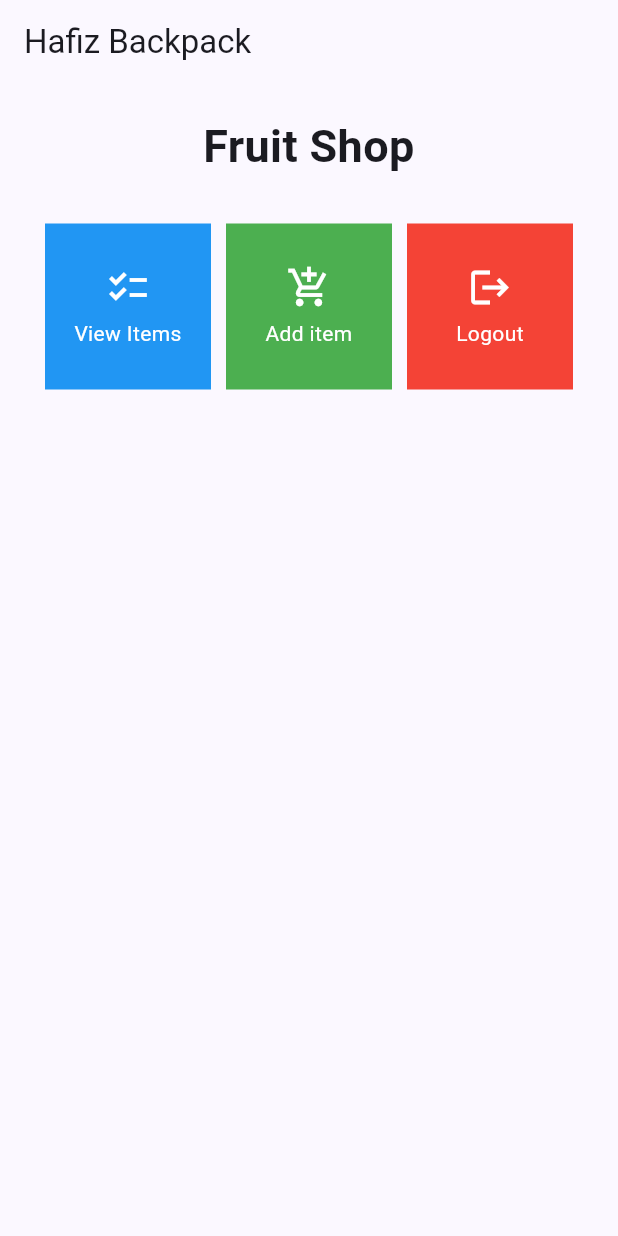
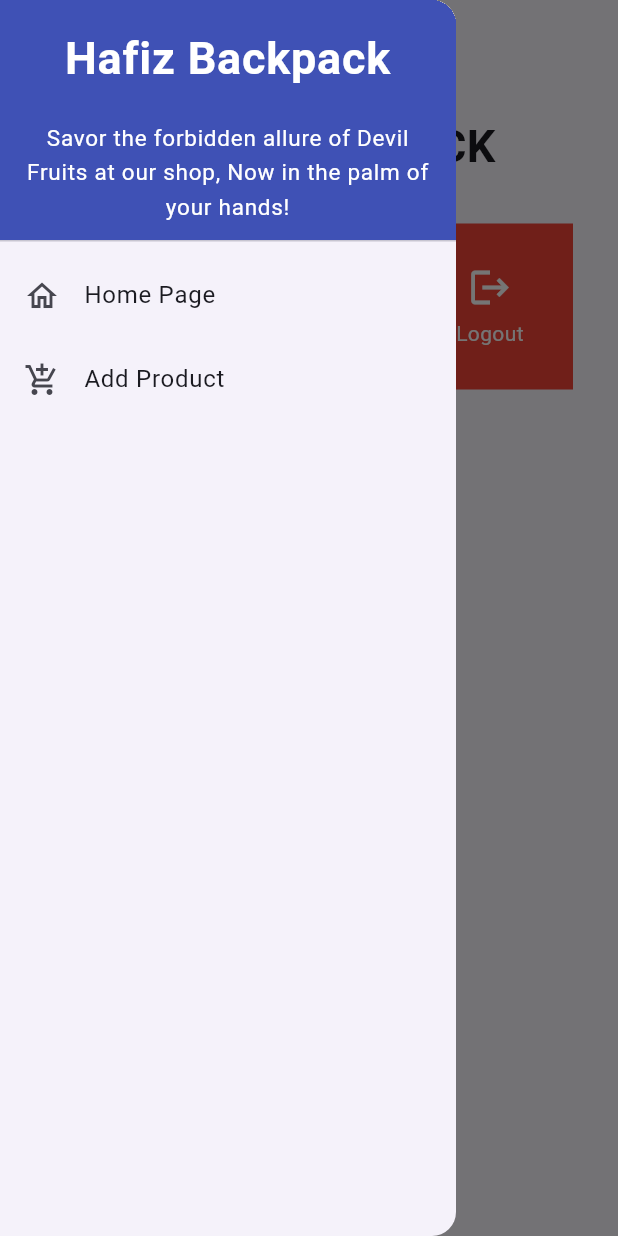
Before and after one commit to Revaldyhfz/hafizbackpackmobile, a Flutter app: the screen it shows after launch, with the side drawer open (before the commit the screen has no drawer), on a phone screen of 412 x 824 dp. Run offline on Flutter 3.47's test engine with Material 2 defaults, Android fonts, the phone set to English and light mode, and no system bars.

Commit message:
Assignment 8

```diff
--- a/lib/main.dart
+++ b/lib/main.dart
@@ -1,5 +1,5 @@
 import 'package:flutter/material.dart';
-import 'package:hafizbackpackmobile/menu.dart';
+import 'package:hafizbackpackmobile/screens/menu.dart';
 
 void main() {
   runApp(const MyApp());
--- a/lib/menu.dart
+++ /dev/null
@@ -1,114 +0,0 @@
-import 'package:flutter/material.dart';
-
-void main() {
-  runApp(MyApp());
-}
-
-class MyApp extends StatelessWidget {
-  @override
-  Widget build(BuildContext context) {
-    return MaterialApp(
-      home: MyHomePage(),
-    );
-  }
-}
-
-class MyHomePage extends StatelessWidget {
-  MyHomePage({Key? key}) : super(key: key);
-
-  final List<ShopItem> items = [
-    ShopItem("View Items", Icons.checklist, Colors.blue),
-    ShopItem("Add item", Icons.add_shopping_cart, Colors.green),
-    ShopItem("Logout", Icons.logout, Colors.red),
-  ];
-
-  @override
-  Widget build(BuildContext context) {
-    return Scaffold(
-      appBar: AppBar(
-        title: const Text('Hafiz Backpack'),
-      ),
-      body: SingleChildScrollView(
-        child: Padding(
-          padding: const EdgeInsets.all(10.0),
-          child: Column(
-            children: <Widget>[
-              const Padding(
-                padding: EdgeInsets.only(top: 10.0, bottom: 10.0),
-                child: Text(
-                  'Fruit Shop',
-                  textAlign: TextAlign.center,
-                  style: TextStyle(
-                    fontSize: 30,
-                    fontWeight: FontWeight.bold,
-                  ),
-                ),
-              ),
-              GridView.count(
-                primary: true,
-                padding: const EdgeInsets.all(20),
-                crossAxisSpacing: 10,
-                mainAxisSpacing: 10,
-                crossAxisCount: 3,
-                shrinkWrap: true,
-                children: items.map((ShopItem item) {
-                  return ShopCard(item);
-                }).toList(),
-              ),
-            ],
-          ),
-        ),
-      ),
-    );
-  }
-}
-
-class ShopItem {
-  final String name;
-  final IconData icon;
-  final Color color;
-
-  ShopItem(this.name, this.icon, this.color);
-}
-
-class ShopCard extends StatelessWidget {
-  final ShopItem item;
-
-  const ShopCard(this.item, {Key? key});
-
-  @override
-  Widget build(BuildContext context) {
-    return Material(
-      color: item.color, // Use the specified color for the button
-      child: InkWell(
-        onTap: () {
-          ScaffoldMessenger.of(context)
-            ..hideCurrentSnackBar()
-            ..showSnackBar(SnackBar(
-                content: Text("You pressed the ${item.name} button!")));
-        },
-        child: Container(
-          padding: const EdgeInsets.all(8),
-          child: Center(
-            child: Column(
-              mainAxisAlignment: MainAxisAlignment.center,
-              children: [
-                Icon(
-                  item.icon,
-                  color: Colors.white,
-                  size: 30.0,
-                ),
-                const Padding(padding: EdgeInsets.all(3)),
-                Text(
-                  item.name,
-                  textAlign: TextAlign.center,
-                  style: const TextStyle(color: Colors.white),
-                ),
-              ],
-            ),
-          ),
-        ),
-      ),
-    );
-  }
-}
--- /dev/null
+++ b/lib/screens/menu.dart
@@ -0,0 +1,58 @@
+// menu.dart
+
+import 'package:flutter/material.dart';
+import 'package:hafizbackpackmobile/widgets/left_drawer.dart';
+import 'package:hafizbackpackmobile/widgets/shop_card.dart';
+
+class MyHomePage extends StatelessWidget {
+  MyHomePage({Key? key}) : super(key: key);
+
+  final List<ShopItem> items = [
+    ShopItem("View Items", Icons.checklist, Colors.blue),
+    ShopItem("Add item", Icons.add_shopping_cart, Colors.green),
+    ShopItem("Logout", Icons.logout, Colors.red),
+  ];
+
+  @override
+  Widget build(BuildContext context) {
+    return Scaffold(
+      appBar: AppBar(
+        title: const Text(
+          'Hafiz Backpack',
+        ),
+      ),
+      drawer: const LeftDrawer(),
+      body: SingleChildScrollView(
+        child: Padding(
+          padding: const EdgeInsets.all(10.0),
+          child: Column(
+            children: <Widget>[
+              const Padding(
+                padding: EdgeInsets.only(top: 10.0, bottom: 10.0),
+                child: Text(
+                  'HAFIZ BACKPACK',
+                  textAlign: TextAlign.center,
+                  style: TextStyle(
+                    fontSize: 30,
+                    fontWeight: FontWeight.bold,
+                  ),
+                ),
+              ),
+              GridView.count(
+                primary: true,
+                padding: const EdgeInsets.all(20),
+                crossAxisSpacing: 10,
+                mainAxisSpacing: 10,
+                crossAxisCount: 3,
+                shrinkWrap: true,
+                children: items.map((ShopItem item) {
+                  return ShopCard(item);
+                }).toList(),
+              ),
+            ],
+          ),
+        ),
+      ),
+    );
+  }
+}
--- /dev/null
+++ b/lib/widgets/left_drawer.dart
@@ -0,0 +1,73 @@
+import 'package:flutter/material.dart';
+import 'package:hafizbackpackmobile/screens/menu.dart';
+
+import 'package:hafizbackpackmobile/screens/shoplist_form.dart';
+class LeftDrawer extends StatelessWidget {
+  const LeftDrawer({super.key});
+
+  @override
+  Widget build(BuildContext context) {
+    return Drawer(
+      child: ListView(
+        children: [
+          const DrawerHeader(
+            decoration: BoxDecoration(
+              color: Colors.indigo,
+            ),
+            child: Column(
+              children: [
+                Text(
+                  'Hafiz Backpack',
+                  textAlign: TextAlign.center,
+                  style: TextStyle(
+                    fontSize: 30,
+                    fontWeight: FontWeight.bold,
+                    color: Colors.white,
+                  ),
+                ),
+                Padding(padding: EdgeInsets.all(10)),
+                Text("Savor the forbidden allure of Devil Fruits at our shop, Now in the palm of your hands!",
+                    textAlign: TextAlign.center,
+                    style: TextStyle(
+                      fontSize: 15,
+                      color: Colors.white,
+                      fontWeight: FontWeight.normal,
+                    )
+
+
+                    ),
+
+
+              ],
+            ),
+          ),
+          ListTile(
+            leading: const Icon(Icons.home_outlined),
+            title: const Text('Home Page'),
+            // redirect to MyHomePage
+            onTap: () {
+              Navigator.pushReplacement(
+                  context,
+                  MaterialPageRoute(
+                    builder: (context) => MyHomePage(),
+                  ));
+            },
+          ),
+          ListTile(
+            leading: const Icon(Icons.add_shopping_cart),
+            title: const Text('Add Product'),
+            // redirect to ShopFormPage
+            onTap: () {
+              Navigator.pushReplacement(
+                  context,
+                  MaterialPageRoute(
+                    builder: (context) => const ShopFormPage(),
+                  ));
+
+            },
+          ),
+        ],
+      ),
+    );
+  }
+}
--- /dev/null
+++ b/lib/widgets/shop_card.dart
@@ -0,0 +1,60 @@
+// shop_card.dart
+
+import 'package:flutter/material.dart';
+import 'package:hafizbackpackmobile/screens/shoplist_form.dart';
+
+class ShopItem {
+  final String title;
+  final IconData icon;
+  final Color color;
+
+  ShopItem(this.title, this.icon, this.color);
+}
+
+class ShopCard extends StatelessWidget {
+  final ShopItem item;
+
+  const ShopCard(this.item, {Key? key}); // Constructor
+
+  @override
+  Widget build(BuildContext context) {
+    return Material(
+      color: item.color, // Use the specified color for each button
+      child: InkWell(
+        onTap: () {
+          ScaffoldMessenger.of(context)
+            ..hideCurrentSnackBar()
+            ..showSnackBar(SnackBar(
+                content: Text("You pressed the ${item.title} button!")));
+          if (item.title == "Add item") {
+            Navigator.push(
+              context,
+              MaterialPageRoute(builder: (context) => const ShopFormPage()),
+            );
+          }
+        },
+        child: Container(
+          padding: const EdgeInsets.all(8),
+          child: Center(
+            child: Column(
+              mainAxisAlignment: MainAxisAlignment.center,
+              children: [
+                Icon(
+                  item.icon,
+                  color: Colors.white,
+                  size: 30.0,
+                ),
+                const Padding(padding: EdgeInsets.all(3)),
+                Text(
+                  item.title,
+                  textAlign: TextAlign.center,
+                  style: const TextStyle(color: Colors.white),
+                ),
+              ],
+            ),
+          ),
+        ),
+      ),
+    );
+  }
+}
```
Also changed, not shown: lib/screens/shoplist_form.dart (added, +163 -0 lines), 1 other file. Lines whose indentation alone changed are shown as unchanged.
